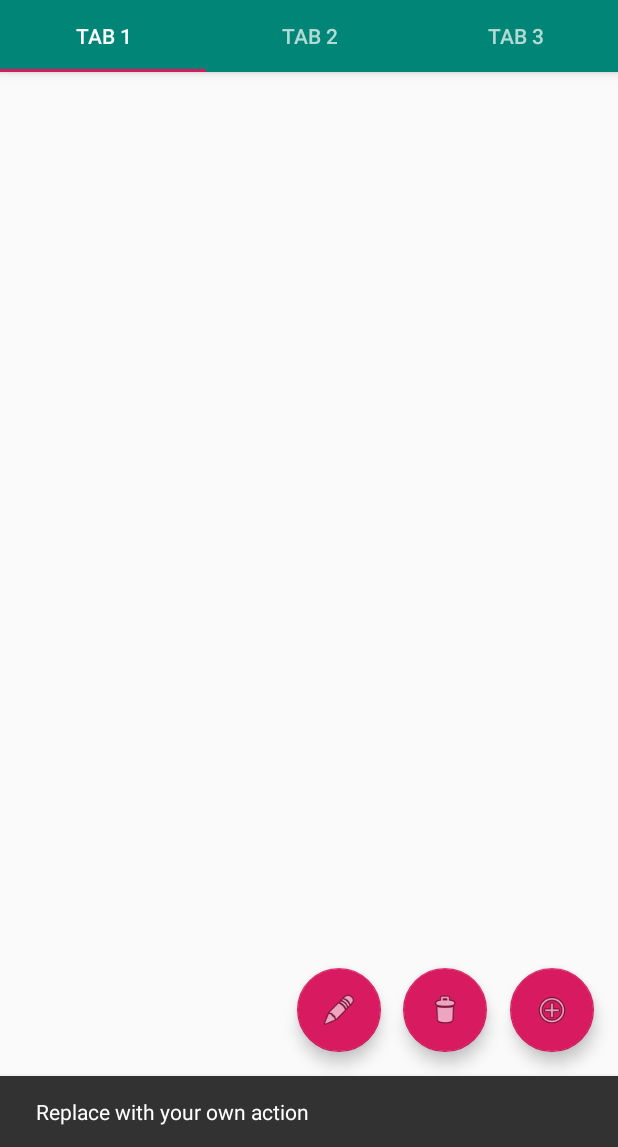
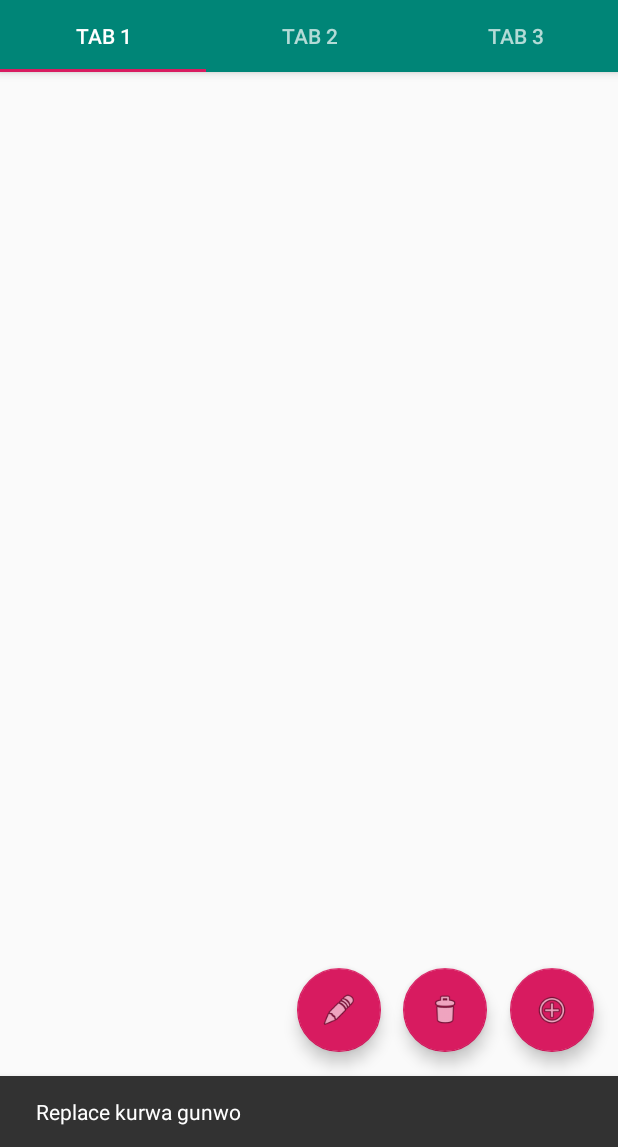
Before and after one commit to wojole94/android-app-us, an Android app: the screen it shows after launch (MainActivity), after a tap on an icon or button, on a phone screen of 412 x 824 dp, the part 89-1236 px from its top. Run offline under Robolectric (Android 15) with nearby library versions, the phone set to English and light mode, and no system bars; 1 statement that could not run was skipped.

Commit message:
*first attemt to do anything in code by tring to retrieve currently presented section *adding two visible floating buttons on main activity screen (edit and delete) *changing icons on floating buttons

```diff
--- a/sky-scanner-app-view/app/src/main/java/pl/studia/android/skyscanner/view/MainActivity.java
+++ b/sky-scanner-app-view/app/src/main/java/pl/studia/android/skyscanner/view/MainActivity.java
@@ -4,11 +4,16 @@ import android.os.Bundle;
 import com.google.android.material.floatingactionbutton.FloatingActionButton;
 import com.google.android.material.snackbar.Snackbar;
 import com.google.android.material.tabs.TabLayout;
+
+import androidx.fragment.app.Fragment;
 import androidx.viewpager.widget.ViewPager;
 import androidx.appcompat.app.AppCompatActivity;
 import android.view.Menu;
 import android.view.MenuItem;
 import android.view.View;
+
+import pl.studia.android.skyscanner.view.ui.main.PageViewModel;
+import pl.studia.android.skyscanner.view.ui.main.PlaceholderFragment;
 import pl.studia.android.skyscanner.view.ui.main.SectionsPagerAdapter;
 
 public class MainActivity extends AppCompatActivity {
@@ -17,17 +22,38 @@ public class MainActivity extends AppCompatActivity {
     protected void onCreate(Bundle savedInstanceState) {
         super.onCreate(savedInstanceState);
         setContentView(R.layout.activity_main);
+
+        ViewPager viewPager = findViewById(R.id.view_pager);
         SectionsPagerAdapter sectionsPagerAdapter = new SectionsPagerAdapter(this, getSupportFragmentManager());
-        ViewPager viewPager = findViewById(R.id.view_pager);
         viewPager.setAdapter(sectionsPagerAdapter);
+
         TabLayout tabs = findViewById(R.id.tabs);
         tabs.setupWithViewPager(viewPager);
+
+
+        //Getting current selected page pageviewmodel text
+        //TODO right now it returns null refernce (check edit button) - to investigate why by using logger - remind in xieskis notes
+        //TODO more datails desribed in evernote notepad under name "Android - notatki".
+        Integer currItemID = viewPager.getCurrentItem();
+        Fragment currentFragment = sectionsPagerAdapter.getItem(currItemID);
+        final PageViewModel pageViewModel = ((PlaceholderFragment) currentFragment).getPageViewModel();
+
+
         FloatingActionButton add_fab = findViewById(R.id.add_fab);
+        FloatingActionButton edit_fab = findViewById(R.id.edit_fab);
 
         add_fab.setOnClickListener(new View.OnClickListener() {
             @Override
             public void onClick(View view) {
-                Snackbar.make(view, "Replace with your own action", Snackbar.LENGTH_LONG)
+                Snackbar.make(view, "Replace kurwa gunwo", Snackbar.LENGTH_LONG)
+                        .setAction("Action", null).show();
+            }
+        });
+
+        edit_fab.setOnClickListener(new View.OnClickListener() {
+            @Override
+            public void onClick(View view) {
+                Snackbar.make(view, "Invoking edit button on " + pageViewModel.getText(), Snackbar.LENGTH_LONG)
                         .setAction("Action", null).show();
             }
         });
--- a/sky-scanner-app-view/app/src/main/java/pl/studia/android/skyscanner/view/ui/main/PageViewModel.java
+++ b/sky-scanner-app-view/app/src/main/java/pl/studia/android/skyscanner/view/ui/main/PageViewModel.java
@@ -12,7 +12,7 @@ public class PageViewModel extends ViewModel {
     private LiveData<String> mText = Transformations.map(mIndex, new Function<Integer, String>() {
         @Override
         public String apply(Integer input) {
-            return "Hello world from section: " + input;
+            return " section: " + input;
         }
     });
 
--- a/sky-scanner-app-view/app/src/main/java/pl/studia/android/skyscanner/view/ui/main/PlaceholderFragment.java
+++ b/sky-scanner-app-view/app/src/main/java/pl/studia/android/skyscanner/view/ui/main/PlaceholderFragment.java
@@ -12,6 +12,7 @@ import androidx.lifecycle.Observer;
 import androidx.lifecycle.ViewModelProviders;
 
 import com.google.android.material.floatingactionbutton.FloatingActionButton;
+import com.google.android.material.snackbar.Snackbar;
 
 import pl.studia.android.skyscanner.view.R;
 
@@ -22,12 +23,17 @@ public class PlaceholderFragment extends Fragment {
 
     private static final String ARG_SECTION_NUMBER = "section_number";
 
+    public PageViewModel getPageViewModel() {
+        return pageViewModel;
+    }
+
     private PageViewModel pageViewModel;
 
     public static PlaceholderFragment newInstance(int index) {
         PlaceholderFragment fragment = new PlaceholderFragment();
         Bundle bundle = new Bundle();
         bundle.putInt(ARG_SECTION_NUMBER, index);
+
         fragment.setArguments(bundle);
         return fragment;
     }
@@ -49,6 +55,28 @@ public class PlaceholderFragment extends Fragment {
             Bundle savedInstanceState) {
         View root = inflater.inflate(R.layout.fragment_main, container, false);
         final TextView textView = root.findViewById(R.id.section_label);
+/*        FloatingActionButton edit_fab = root.findViewById(R.id.edit_fab);
+        FloatingActionButton del_fab = root.findViewById(R.id.del_fab);
+
+
+
+        edit_fab.setOnClickListener(new View.OnClickListener() {
+            @Override
+            public void onClick(View view) {
+                Snackbar.make(view, "Invoked edit button on: " + pageViewModel.getText(), Snackbar.LENGTH_LONG)
+                        .setAction("Action", null).show();
+            }
+        });
+
+        del_fab.setOnClickListener(new View.OnClickListener() {
+            @Override
+            public void onClick(View view) {
+                Snackbar.make(view, "Invoked delete button on: " + pageViewModel.getText(), Snackbar.LENGTH_LONG)
+                        .setAction("Action", null).show();
+            }
+        });*/
+
+
         pageViewModel.getText().observe(this, new Observer<String>() {
             @Override
             public void onChanged(@Nullable String s) {
--- a/sky-scanner-app-view/app/src/main/res/layout/fragment_main.xml
+++ b/sky-scanner-app-view/app/src/main/res/layout/fragment_main.xml
@@ -1,8 +1,9 @@
 <?xml version="1.0" encoding="utf-8"?>
-<androidx.constraintlayout.widget.ConstraintLayout xmlns:android="http://schemas.android.com/apk/res/android"
+<androidx.constraintlayout.widget.ConstraintLayout
+    xmlns:android="http://schemas.android.com/apk/res/android"
     xmlns:app="http://schemas.android.com/apk/res-auto"
     xmlns:tools="http://schemas.android.com/tools"
-    android:id="@+id/constraintLayout"
+    android:id="@+id/fragmentCoordinatorLayout"
     android:layout_width="match_parent"
     android:layout_height="match_parent"
     tools:context=".ui.main.PlaceholderFragment">
@@ -18,6 +19,6 @@
         android:layout_marginBottom="@dimen/activity_vertical_margin"
         tools:layout_constraintLeft_creator="1"
         app:layout_constraintLeft_toLeftOf="parent"
-        app:layout_constraintTop_toTopOf="@+id/constraintLayout" />
+        app:layout_constraintTop_toTopOf="@+id/fragmentCoordinatorLayout" />
 
 </androidx.constraintlayout.widget.ConstraintLayout>
```
